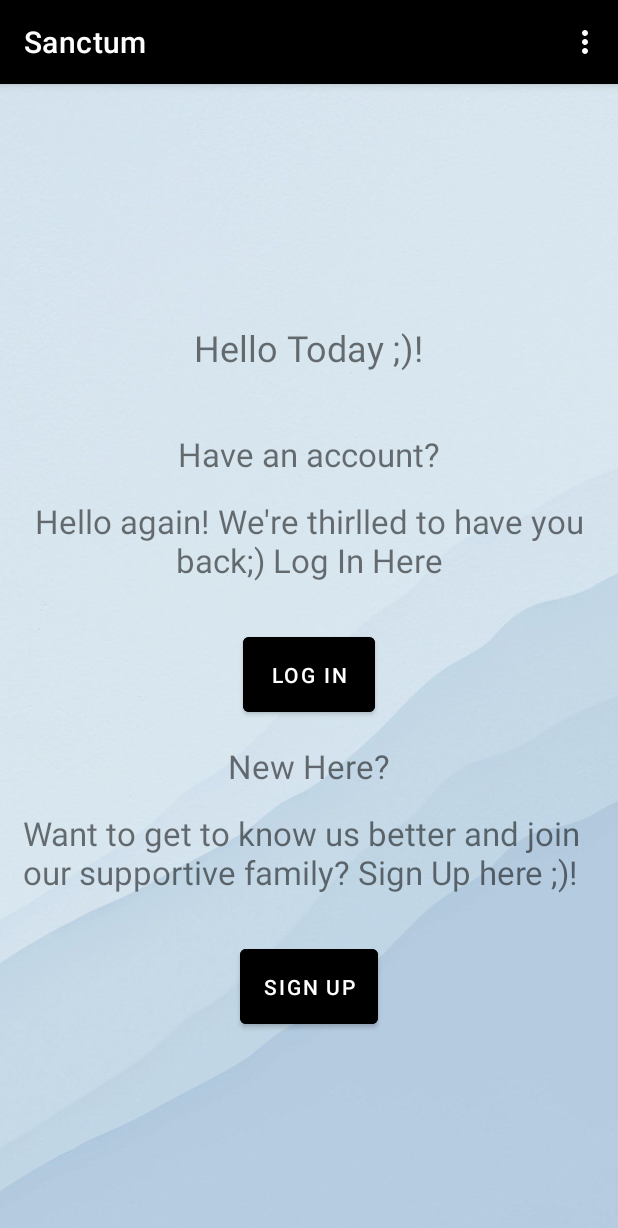
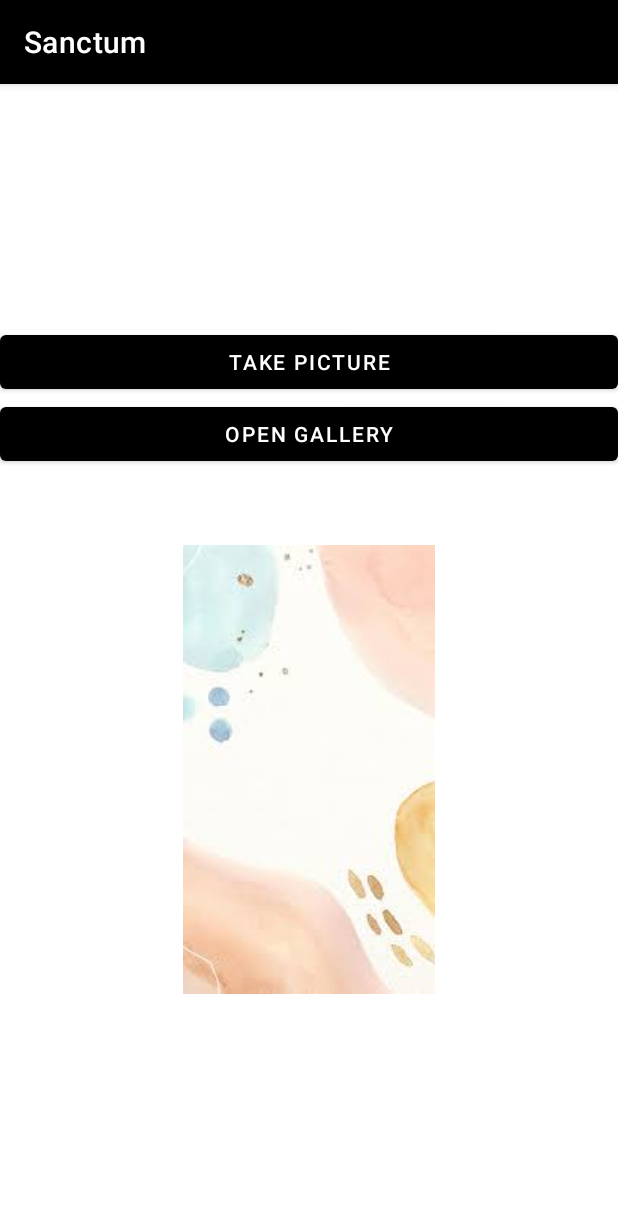
Before and after one commit to munaabuh/MyApplication, an Android app: the screen it shows after launch (WelcomeActivity before the commit, ProfileActivity after it), on a phone screen of 412 x 824 dp. Shown: the top 1228 px of the screen. Run offline under Robolectric (Android 15) with nearby library versions, the phone set to English and light mode, and no system bars.

Commit message:
camera & gallery buttons

```diff
--- /dev/null
+++ b/app/src/main/java/com/example/myapplication/ProfileActivity.java
@@ -0,0 +1,86 @@
+package com.example.myapplication;
+
+import androidx.annotation.Nullable;
+import androidx.appcompat.app.AppCompatActivity;
+
+import android.content.Intent;
+import android.graphics.Bitmap;
+import android.graphics.BitmapFactory;
+import android.net.Uri;
+import android.os.Bundle;
+import android.provider.MediaStore;
+import android.view.View;
+import android.widget.Button;
+import android.widget.ImageView;
+
+import java.io.FileNotFoundException;
+import java.nio.channels.InterruptedByTimeoutException;
+
+public class ProfileActivity extends AppCompatActivity implements View.OnClickListener{
+
+    //request for camera activity result
+    private static final int CAMERA_REQUEST = 0;
+    private static final int GALLERY_REQUEST = 1;
+    //attributes
+    private Button buttonCamera, buttonGallery;
+    private ImageView imageViewProfile;
+
+    //for picture of camera
+    private Bitmap picture;
+
+    @Override
+    protected void onCreate(Bundle savedInstanceState) {
+
+        super.onCreate(savedInstanceState);
+        setContentView(R.layout.activity_profile);
+
+        //gets reference for the design components
+        buttonCamera = findViewById(R.id.buttonCamera);
+        buttonCamera.setOnClickListener(this);
+
+        buttonGallery = findViewById(R.id.buttonGallery);
+        buttonGallery.setOnClickListener(this);
+
+        imageViewProfile = findViewById(R.id.imageViewProfile);
+
+    }
+
+    @Override
+    public void onClick(View view) {
+
+        if(view.getId() == R.id.buttonCamera){
+            Intent i = new Intent(MediaStore.ACTION_IMAGE_CAPTURE);
+            startActivityForResult(i, CAMERA_REQUEST);
+        }
+        else{
+            Intent i = new Intent(Intent.ACTION_PICK, MediaStore.Images.Media.EXTERNAL_CONTENT_URI);
+            startActivityForResult(i, GALLERY_REQUEST);
+
+        }
+    }
+
+    @Override
+    protected void onActivityResult(int requestCode, int resultCode, @Nullable Intent data) {
+        super.onActivityResult(requestCode, resultCode, data);
+        if(requestCode == CAMERA_REQUEST){
+            if(resultCode == RESULT_OK){
+                picture = (Bitmap) data.getExtras().get("data");
+                //set image captured to be the new image
+                imageViewProfile.setImageBitmap(picture);
+            }
+        }
+        else{
+            if(resultCode == RESULT_OK){
+                Uri targetUri = data.getData();
+                try{
+                    //decode an input stream into a bitmap
+                    picture = BitmapFactory.decodeStream(getContentResolver().openInputStream(targetUri));
+                    imageViewProfile.setImageBitmap(picture);
+                }
+                catch (FileNotFoundException e){
+                    e.printStackTrace();
+                }
+            }
+        }
+    }
+}
--- /dev/null
+++ b/app/src/main/res/layout/activity_profile.xml
@@ -0,0 +1,29 @@
+<?xml version="1.0" encoding="utf-8"?>
+<LinearLayout xmlns:android="http://schemas.android.com/apk/res/android"
+    xmlns:app="http://schemas.android.com/apk/res-auto"
+    xmlns:tools="http://schemas.android.com/tools"
+    android:layout_width="match_parent"
+    android:layout_height="match_parent"
+    android:gravity="center"
+    android:orientation="vertical"
+    tools:context=".ProfileActivity">
+
+    <Button
+        android:layout_width="match_parent"
+        android:layout_height="wrap_content"
+        android:text="take picture"
+        android:id="@+id/buttonCamera"/>
+
+    <Button
+        android:layout_width="match_parent"
+        android:layout_height="wrap_content"
+        android:text="open gallery"
+        android:id="@+id/buttonGallery"/>
+
+    <ImageView
+        android:layout_marginTop="50dp"
+        android:layout_width="wrap_content"
+        android:layout_height="wrap_content"
+        android:id="@+id/imageViewProfile"
+        android:src="@drawable/pretty"/>
+</LinearLayout>
--- a/app/src/main/res/layout/activity_sign_up.xml
+++ b/app/src/main/res/layout/activity_sign_up.xml
@@ -1,4 +1,5 @@
 <?xml version="1.0" encoding="utf-8"?>
+
 <LinearLayout xmlns:android="http://schemas.android.com/apk/res/android"
     xmlns:tools="http://schemas.android.com/tools"
     xmlns:app="http://schemas.android.com/apk/res-auto"
@@ -114,9 +115,10 @@
             android:backgroundTint="@color/black"
             android:onClick="submit"/>
 
-
-
     </TableLayout>
 
 
+
+
+
   </LinearLayout>
--- a/build.gradle
+++ b/build.gradle
@@ -11,7 +11,3 @@ buildscript {
         // in the individual module build.gradle files
     }
 }
-
-task clean(type: Delete) {
-    delete rootProject.buildDir
-}
```
Also changed, not shown: app/build.gradle (+3 -5 lines), app/src/main/AndroidManifest.xml (+7 -4 lines), app/src/main/res/layout/activity_log_in.xml (+13 -50 lines), app/src/main/res/values/styles.xml (added, +8 -0 lines).
